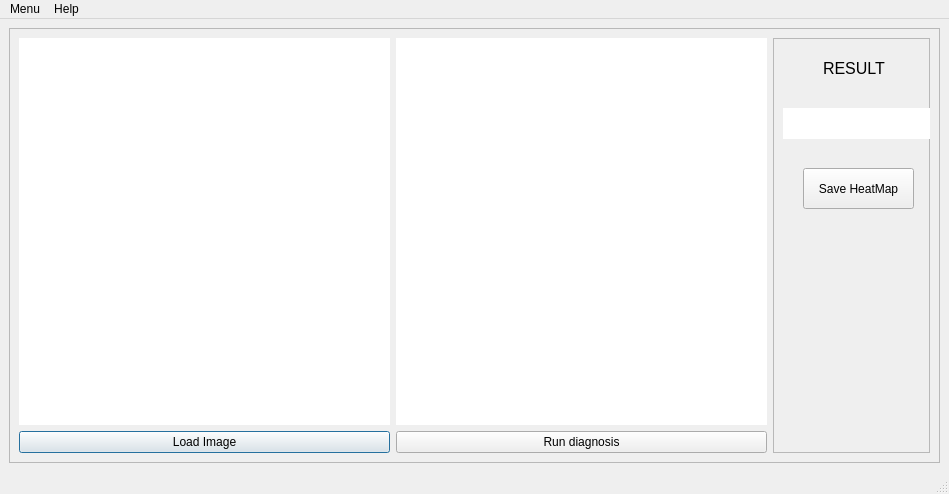
Above: scr/views/gui_designer.ui from DavidNavarroSaiz/CovidRX_Interface before the change. Below: the same form after it.
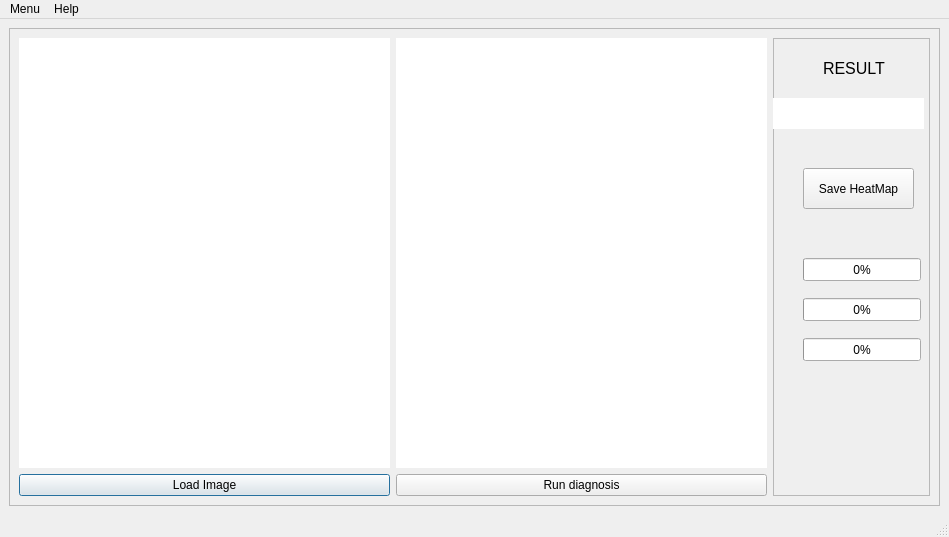
That is the form after the change.

The edit to the form file:
```diff
--- a/scr/views/gui_designer.ui
+++ b/scr/views/gui_designer.ui
@@ -7,7 +7,7 @@
     <x>0</x>
     <y>0</y>
     <width>949</width>
-    <height>494</height>
+    <height>537</height>
    </rect>
   </property>
   <property name="windowTitle">
@@ -129,9 +129,9 @@
          <widget class="QLabel" name="label">
           <property name="geometry">
            <rect>
-            <x>10</x>
-            <y>70</y>
-            <width>161</width>
+            <x>0</x>
+            <y>60</y>
+            <width>151</width>
             <height>31</height>
            </rect>
           </property>
@@ -142,6 +142,58 @@
            <string/>
           </property>
          </widget>
+         <widget class="QProgressBar" name="progressBar">
+          <property name="geometry">
+           <rect>
+            <x>30</x>
+            <y>220</y>
+            <width>118</width>
+            <height>23</height>
+           </rect>
+          </property>
+          <property name="value">
+           <number>0</number>
+          </property>
+         </widget>
+         <widget class="QProgressBar" name="progressBar_2">
+          <property name="geometry">
+           <rect>
+            <x>30</x>
+            <y>260</y>
+            <width>118</width>
+            <height>23</height>
+           </rect>
+          </property>
+          <property name="value">
+           <number>0</number>
+          </property>
+         </widget>
+         <widget class="QProgressBar" name="progressBar_3">
+          <property name="geometry">
+           <rect>
+            <x>30</x>
+            <y>300</y>
+            <width>118</width>
+            <height>23</height>
+           </rect>
+          </property>
+          <property name="value">
+           <number>0</number>
+          </property>
+         </widget>
+         <widget class="QLabel" name="StatusLabel">
+          <property name="geometry">
+           <rect>
+            <x>0</x>
+            <y>370</y>
+            <width>153</width>
+            <height>40</height>
+           </rect>
+          </property>
+          <property name="text">
+           <string/>
+          </property>
+         </widget>
         </widget>
        </item>
       </layout>
```
Left out of the diff: 54 changed lines with no effect on the pictures.
